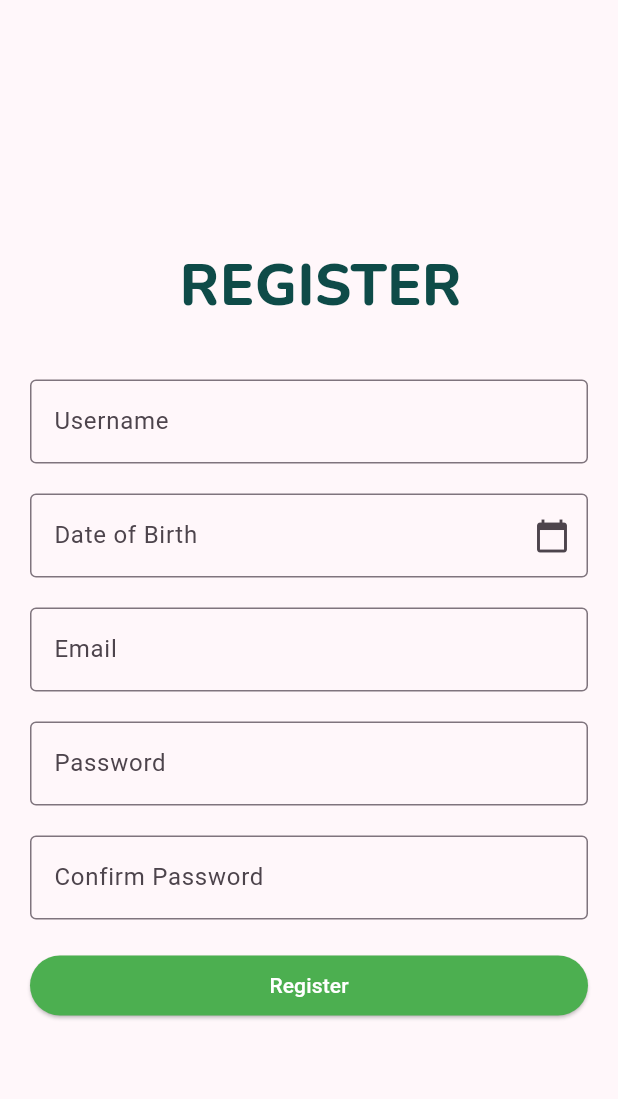
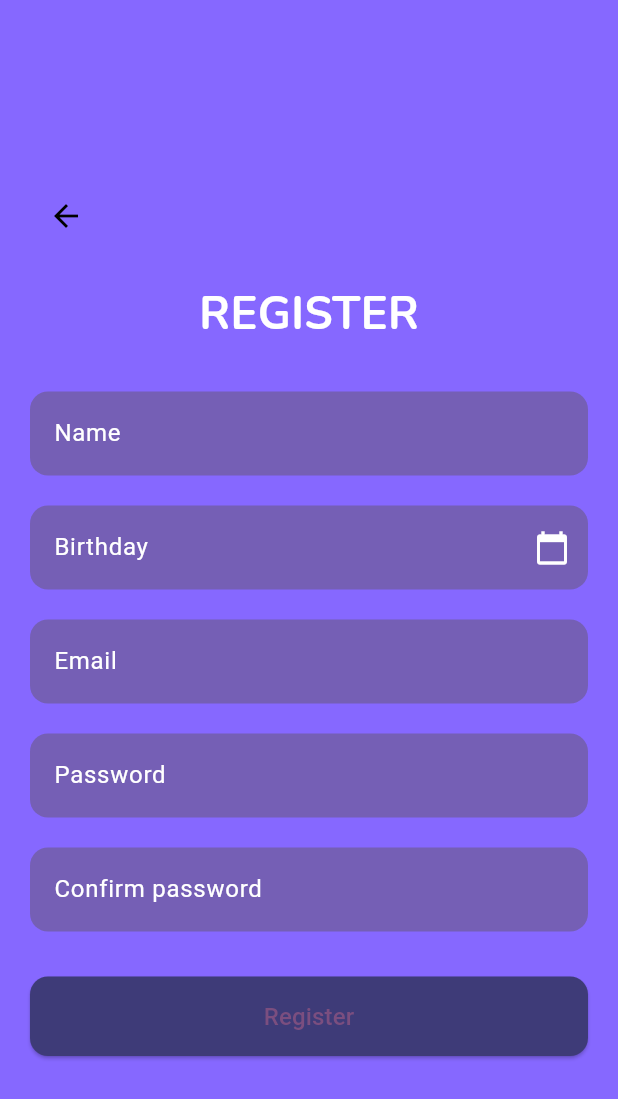
Before and after one commit to afilipovski/smart-spin-trivia-app, a Flutter app: the RegisterScreen screen opened directly, on a phone screen of 412 x 824 dp. Shown: the top 1099 px of the screen. Run offline on Flutter 3.47's test engine with Material 3 defaults, Android fonts, the phone set to English and light mode, and no system bars; our stand-ins replace bloc, equatable, flutter_bloc, google_fonts, lottie; network calls fail; project files that could hold a hidden picture were left out.

Commit message:
Update pages to adhere to the figma design

```diff
--- a/Frontend/trivia_app/lib/features/authentication/view/register_screen.dart
+++ b/Frontend/trivia_app/lib/features/authentication/view/register_screen.dart
@@ -1,6 +1,6 @@
 import 'package:flutter/material.dart';
 import 'package:google_fonts/google_fonts.dart';
-import 'login_screen.dart';
+import 'package:trivia_app/pick_category_page.dart';
 
 class RegisterScreen extends StatefulWidget {
   const RegisterScreen({super.key});
@@ -20,6 +20,7 @@ class _RegisterScreenState extends State<RegisterScreen> {
   @override
   Widget build(BuildContext context) {
     return Scaffold(
+      backgroundColor: const Color(0xFF8668FF),
       body: SafeArea(
         child: Padding(
           padding: const EdgeInsets.symmetric(horizontal: 20.0),
@@ -27,39 +28,111 @@ class _RegisterScreenState extends State<RegisterScreen> {
             crossAxisAlignment: CrossAxisAlignment.center,
             mainAxisAlignment: MainAxisAlignment.center,
             children: [
+              Align(
+                alignment: Alignment.topLeft,
+                child: IconButton(
+                  icon: const Icon(Icons.arrow_back, color: Colors.black),
+                  onPressed: () {
+                    Navigator.pop(context);
+                  },
+                ),
+              ),
               const SizedBox(height: 20),
-              Padding(
-                padding: const EdgeInsets.only(left: 16.0, bottom: 16.0),
-                child: Text(
-                  textAlign: TextAlign.center,
+              Text(
                 'REGISTER',
                 style: GoogleFonts.nunito(
                   textStyle: const TextStyle(
-                      color: Color.fromARGB(255, 14, 75, 72),
-                      fontSize: 38,
-                      fontWeight: FontWeight.w800,
+                    fontSize: 30,
+                    fontWeight: FontWeight.bold,
+                    color: Colors.white,
                   ),
                 ),
               ),
+              const SizedBox(height: 30),
+              _buildTextField(
+                  'Name', 'Enter your name here', _usernameController),
+              const SizedBox(height: 20),
+              _buildTextField(
+                'Birthday',
+                'DD/MM/YYYY',
+                _dobController,
+                isDatePicker: true,
+                context: context,
               ),
               const SizedBox(height: 20),
-              TextField(
-                controller: _usernameController,
-                decoration: const InputDecoration(
-                  labelText: 'Username',
-                  border: OutlineInputBorder(),
+              _buildTextField(
+                  'Email', 'Enter your email here', _emailController),
+              const SizedBox(height: 20),
+              _buildTextField(
+                  'Password', 'Enter your password here', _passwordController,
+                  isPassword: true),
+              const SizedBox(height: 20),
+              _buildTextField(
+                'Confirm password',
+                'Confirm password',
+                _confirmPasswordController,
+                isPassword: true,
+              ),
+              const SizedBox(height: 30),
+              SizedBox(
+                width: double.infinity,
+                child: ElevatedButton(
+                  style: ElevatedButton.styleFrom(
+                    backgroundColor: const Color(0xFF3E3B78),
+                    padding: const EdgeInsets.symmetric(vertical: 15),
+                    shape: RoundedRectangleBorder(
+                      borderRadius: BorderRadius.circular(12),
                     ),
                   ),
-              const SizedBox(height: 20),
-              TextField(
-                controller: _dobController,
-                readOnly: true,
-                decoration: const InputDecoration(
-                  labelText: 'Date of Birth',
-                  border: OutlineInputBorder(),
-                  suffixIcon: Icon(Icons.calendar_today),
+                  onPressed: () {
+                    Navigator.pushReplacement(
+                      context,
+                      MaterialPageRoute(
+                        builder: (context) => const PickCategoryPage(),
                       ),
-                onTap: () async {
+                    );
+                  },
+                  child: const Text(
+                    'Register',
+                    style: TextStyle(fontSize: 16),
+                  ),
+                ),
+              ),
+            ],
+          ),
+        ),
+      ),
+    );
+  }
+
+  Widget _buildTextField(
+    String label,
+    String hint,
+    TextEditingController controller, {
+    bool isPassword = false,
+    bool isDatePicker = false,
+    BuildContext? context,
+  }) {
+    return TextField(
+      controller: controller,
+      readOnly: isDatePicker,
+      obscureText: isPassword,
+      decoration: InputDecoration(
+        labelText: label,
+        labelStyle: const TextStyle(color: Colors.white),
+        hintText: hint,
+        hintStyle: const TextStyle(color: Colors.white70),
+        filled: true,
+        fillColor: const Color(0xFF755FB5),
+        border: OutlineInputBorder(
+          borderRadius: BorderRadius.circular(12),
+          borderSide: BorderSide.none,
+        ),
+        suffixIcon: isDatePicker
+            ? IconButton(
+                icon: const Icon(Icons.calendar_today, color: Colors.white),
+                onPressed: () async {
+                  if (context != null) {
                     DateTime? pickedDate = await showDatePicker(
                       context: context,
                       initialDate: DateTime.now(),
@@ -67,63 +140,31 @@ class _RegisterScreenState extends State<RegisterScreen> {
                       lastDate: DateTime.now(),
                     );
                     if (pickedDate != null) {
-                    _dobController.text =
+                      controller.text =
                           "${pickedDate.day}/${pickedDate.month}/${pickedDate.year}";
                     }
+                  }
                 },
+              )
+            : null,
       ),
-              const SizedBox(height: 20),
-              TextField(
-                controller: _emailController,
-                decoration: const InputDecoration(
-                  labelText: 'Email',
-                  border: OutlineInputBorder(),
-                ),
-              ),
-              const SizedBox(height: 20),
-              TextField(
-                controller: _passwordController,
-                obscureText: true,
-                decoration: const InputDecoration(
-                  labelText: 'Password',
-                  border: OutlineInputBorder(),
-                ),
-              ),
-              const SizedBox(height: 20),
-              TextField(
-                controller: _confirmPasswordController,
-                obscureText: true,
-                decoration: const InputDecoration(
-                  labelText: 'Confirm Password',
-                  border: OutlineInputBorder(),
-                ),
-              ),
-              const SizedBox(height: 20),
-              Row(
-                children: [
-                  Expanded(
-                    child: ElevatedButton(
-                      style: ButtonStyle(
-                        backgroundColor: WidgetStateProperty.all(Colors.green),
-                        foregroundColor: WidgetStateProperty.all(Colors.white),
-                      ),
-                      onPressed: () {
-                        Navigator.pushReplacement(
-                          context,
-                          MaterialPageRoute(
-                            builder: (context) => const LoginScreen(),
-                          ),
+      style: const TextStyle(color: Colors.white),
+      onTap: isDatePicker
+          ? () async {
+              if (context != null) {
+                DateTime? pickedDate = await showDatePicker(
+                  context: context,
+                  initialDate: DateTime.now(),
+                  firstDate: DateTime(1900),
+                  lastDate: DateTime.now(),
                 );
-                      },
-                      child: const Text('Register'),
-                    ),
-                  ),
-                ],
-              ),
-            ],
-          ),
-        ),
-      ),
+                if (pickedDate != null) {
+                  controller.text =
+                      "${pickedDate.day}/${pickedDate.month}/${pickedDate.year}";
+                }
+              }
+            }
+          : null,
     );
   }
 
--- a/Frontend/trivia_app/lib/features/category/view/category_screen.dart
+++ b/Frontend/trivia_app/lib/features/category/view/category_screen.dart
@@ -7,7 +7,6 @@ import 'package:trivia_app/features/category/bloc/category_bloc.dart';
 import 'package:trivia_app/features/category/bloc/category_event.dart';
 import 'package:trivia_app/features/category/bloc/category_state.dart';
 import 'package:trivia_app/features/category/view/colored_card.dart';
-import 'package:trivia_app/features/category/view/categories_state_update_page.dart';
 import 'package:trivia_app/features/questions/view/questions_screen.dart';
 
 import '../../../models.dart';
--- a/Frontend/trivia_app/lib/main.dart
+++ b/Frontend/trivia_app/lib/main.dart
@@ -1,11 +1,10 @@
 import 'package:flutter/material.dart';
 import 'package:flutter_bloc/flutter_bloc.dart';
-import 'package:trivia_app/features/authentication/view/login_screen.dart';
+import 'package:trivia_app/features/home_screen.dart';
 import 'package:trivia_app/features/questions/bloc/question_bloc.dart';
 import 'package:trivia_app/trivia_app_bloc_observer.dart';
 import 'package:trivia_app/core/services/category_service.dart';
 import 'package:trivia_app/features/category/bloc/category_bloc.dart';
-import 'package:trivia_app/features/category/view/category_screen.dart';
 
 void main() async {
   WidgetsFlutterBinding.ensureInitialized();
@@ -42,7 +41,7 @@ class MyApp extends StatelessWidget {
         colorScheme: ColorScheme.fromSeed(seedColor: Colors.purple),
         useMaterial3: true,
       ),
-      home: const LoginScreen(),
+      home: const HomePage(),
     );
   }
 }
--- a/Frontend/trivia_app/pubspec.yaml
+++ b/Frontend/trivia_app/pubspec.yaml
@@ -30,3 +30,4 @@ flutter:
   assets:
     - assets/confetti_animation.json
     - assets/sad_emoji_animation.json
+    - assets/astronaut.png
```
Also changed, not shown: Frontend/trivia_app/lib/features/authentication/view/login_screen.dart (+49 -24 lines), Frontend/trivia_app/lib/features/friends/view/add_friend_screen.dart (+46 -16 lines), Frontend/trivia_app/lib/features/home_screen.dart (added, +112 -0 lines), Frontend/trivia_app/lib/features/user_profile/view/user_profile_screen.dart (+48 -33 lines), Frontend/trivia_app/lib/pick_category_page.dart (added, +66 -0 lines), Frontend/trivia_app/assets/astronaut.png (added). Lines whose indentation alone changed are shown as unchanged.
